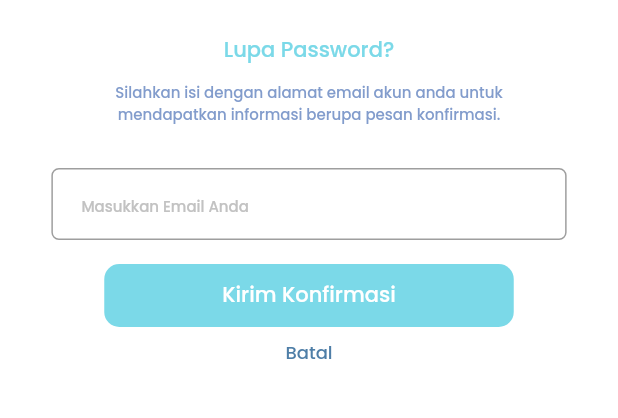
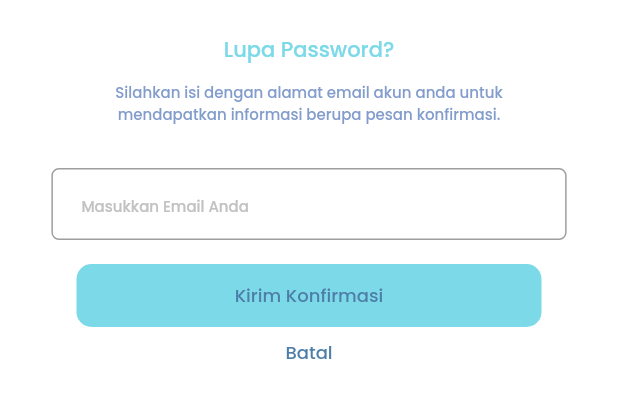
Before and after one commit to CapstoneProject-BookingVaccineSystem/bookingvaccine-apk, a Flutter app: the ForgetPasswordScreen screen opened by its route, on a phone screen of 412 x 824 dp, the part 384-802 px from its top. Run offline on Flutter 3.47's test engine with Material 2 defaults, Android fonts, the phone set to English and light mode, and no system bars; our stand-ins replace delayed_display, dropdown_button2, email_validator, flutter_svg, google_fonts, page_transition; missing offline and left inert: expansion_widget, ndialog.

Commit message:
revisi button kirim konfirmasi

```diff
--- a/lib/screen/forgetPassword/forget_password_screen.dart
+++ b/lib/screen/forgetPassword/forget_password_screen.dart
@@ -167,7 +167,7 @@ class ForgetPasswordScreen extends StatelessWidget {
                 );
               },
               child: Container(
-                width: 273,
+                width: 339,
                 height: 42,
                 decoration: BoxDecoration(
                   color: paramValue.clickEnter == true
@@ -178,8 +178,8 @@ class ForgetPasswordScreen extends StatelessWidget {
                 child: Center(
                   child: Text(
                     'Kirim Konfirmasi',
-                    style: whiteTextStyle.copyWith(
-                      fontSize: 14,
+                    style: secondTextStyle.copyWith(
+                      fontSize: 12,
                       fontWeight: FontWeight.w500,
                     ),
                   ),
```
